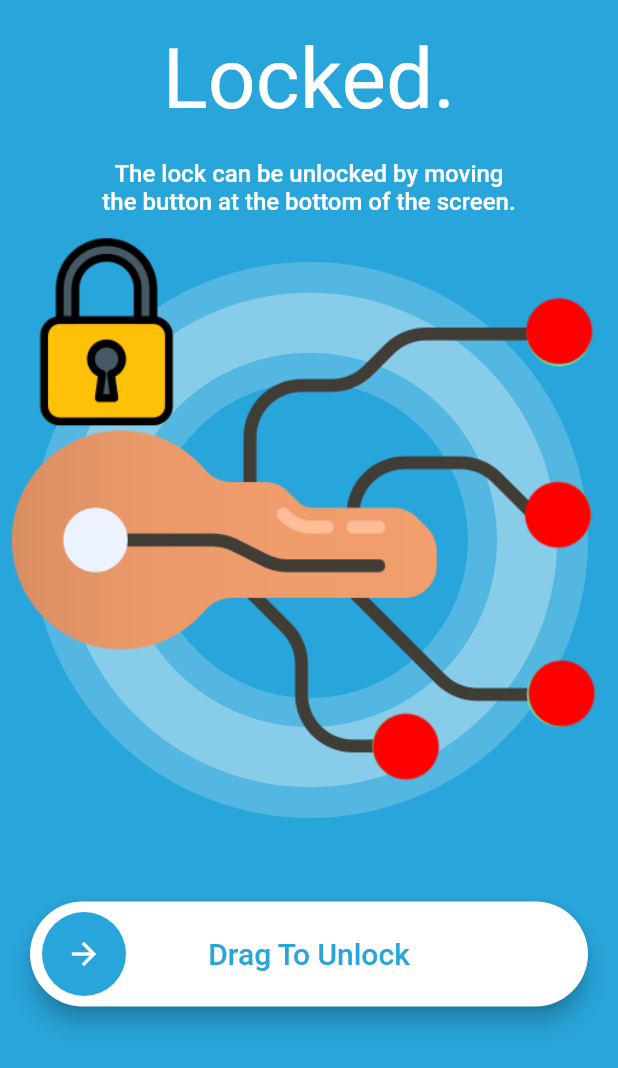
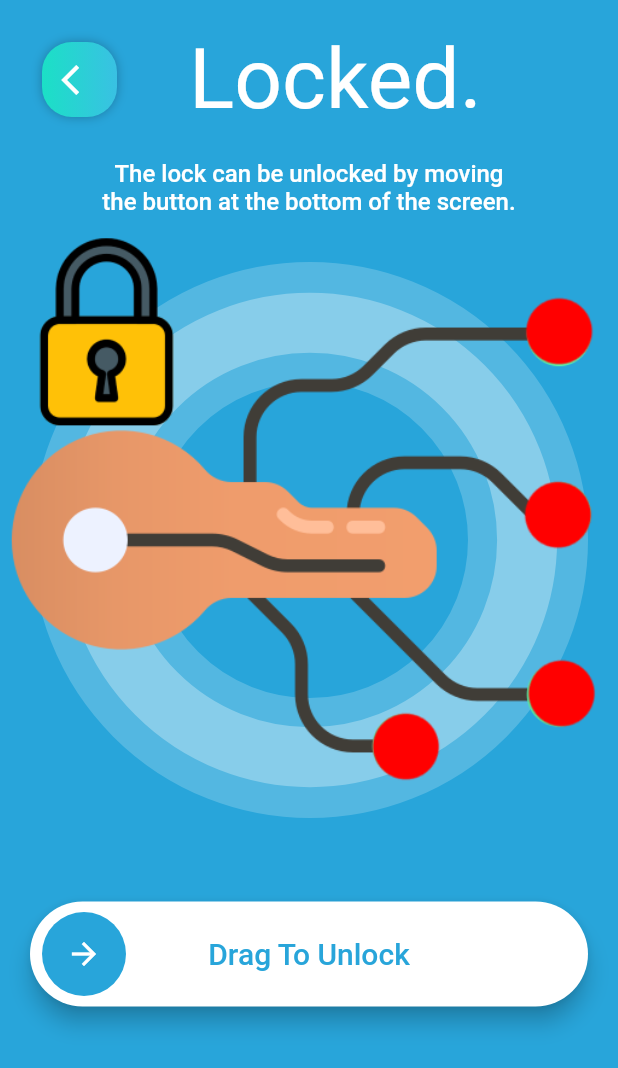
Before and after one commit to ahmedzahran24/Elevator-Flutter-App-master, a Flutter app: the GetStarted screen opened directly, on a phone screen of 412 x 824 dp. Shown: the top 1068 px of the screen. Run offline on Flutter 3.47's test engine with Material 2 defaults, Android fonts, the phone set to English and light mode, and no system bars; drawn by our look-alikes of slide_to_act; our stand-ins replace animated_splash_screen, circular_countdown_timer, cloud_firestore, firebase_auth, firebase_core, flutter_svg and 6 more; missing offline and left inert: flutter_mjpeg; accounts and stored records are empty; Roboto replaces fonts that are missing (UbuntuBold).

Commit message:
اضافه زر رجوع في صفحة القفل

```diff
--- a/lib/main.dart
+++ b/lib/main.dart
@@ -49,8 +49,8 @@ class _MyappState extends State<Myapp> {
   Widget build(BuildContext context) {
     return MaterialApp(
       debugShowCheckedModeBanner: false,
-       home: OnbodingScreen() ,
-
+      // home: OnbodingScreen(),
+      home: GetStarted(),
     );
   }
 }
--- a/lib/unlouck/screens/getstarted.dart
+++ b/lib/unlouck/screens/getstarted.dart
@@ -6,6 +6,7 @@ import 'package:slide_to_act/slide_to_act.dart';
 import 'package:test2/unlouck/screens/lock.dart';
 import 'package:test2/unlouck/widgets/backgroundcircle.dart';
 import 'package:cloud_firestore/cloud_firestore.dart';
+import 'package:test2/userMain.dart';
 
 void unlockelv() async {
   final CollectionReference usersRef =
@@ -57,12 +58,60 @@ class _GetStartedState extends State<GetStarted>
           const SizedBox(
             height: 20,
           ),
+          Row(
+            children: [
+              SizedBox(
+                width: 20,
+              ),
+              Padding(
+                padding: const EdgeInsets.all(8.0),
+                child: GestureDetector(
+                  onTap: () {
+                    Navigator.push(
+                        context,
+                        MaterialPageRoute(
+                            builder: (context) => MyHomePageuser()));
+                  },
+                  child: Container(
+                    child: Row(
+                      mainAxisAlignment: MainAxisAlignment.center,
+                      children: [
+                        Icon(
+                          Icons.arrow_back_ios,
+                          color: Colors.white,
+                        ),
+                      ],
+                    ),
+                    decoration: BoxDecoration(
+                      borderRadius: BorderRadius.circular(20),
+                      gradient: LinearGradient(
+                        begin: Alignment.centerLeft,
+                        end: Alignment.centerRight,
+                        colors: [
+                          Color.fromARGB(255, 27, 224, 198),
+                          Color.fromARGB(255, 57, 193, 227),
+                        ],
+                      ),
+                      boxShadow: [
+                        BoxShadow(color: Colors.black26, blurRadius: 5),
+                      ],
+                    ),
+                    height: 50,
+                    width: 50,
+                  ),
+                ),
+              ),
+              SizedBox(
+                width: 40,
+              ),
               Align(
                 alignment: Alignment.center,
                 child: Text("Locked.",
                     style: Theme.of(context).textTheme.headline2!.merge(
                         const TextStyle(
                             color: Colors.white, fontFamily: 'UbuntuBold'))),
+              ),
+            ],
           ),
           const SizedBox(
             height: 20,
```
Lines whose indentation alone changed are shown as unchanged.
